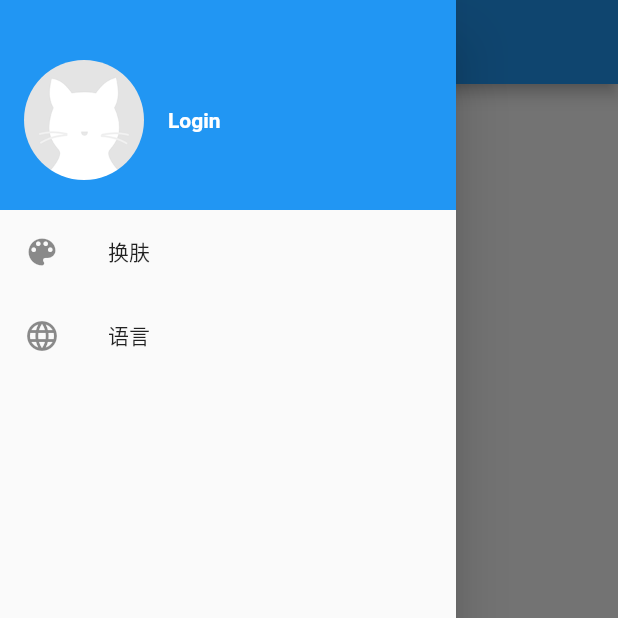
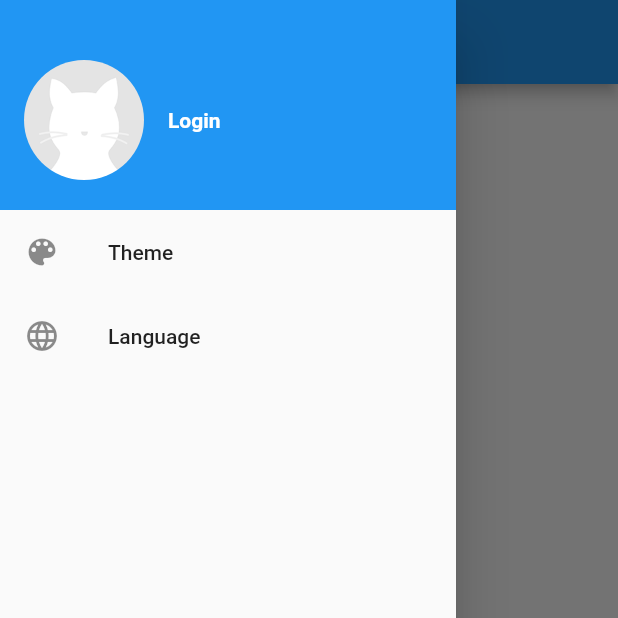
Before and after one commit to GaoSu/github_client_app, a Flutter app: the screen it shows after launch, with the side drawer open, on a phone screen of 412 x 824 dp, the top half of it. Run offline on Flutter 3.47's test engine with Material 2 defaults, Android fonts, the phone set to English and light mode, and no system bars; our stand-ins replace cached_network_image, dio, fluttertoast, shared_preferences; missing offline and left inert: flukit; generated files the repository leaves out were written again.

Commit message:
1.增加修改主题和语言 2.增加网络请求的错误处理

```diff
--- a/lib/common/global.dart
+++ b/lib/common/global.dart
@@ -14,6 +14,7 @@ const _themes = <MaterialColor>[
 ];
 
 class Global {
+  //这个感觉相当于iOS userdefault、
   static SharedPreferences _prefs;
   static Profile profile = Profile();
   static NetCache netCache = NetCache();
--- a/lib/main.dart
+++ b/lib/main.dart
@@ -1,7 +1,9 @@
 import 'package:flutter/material.dart';
+import 'package:flutter_localizations/flutter_localizations.dart';
 import 'package:github_client_app/common/global.dart';
+import 'package:github_client_app/l10n/location_intl.dart';
 import 'package:github_client_app/routes/home_page.dart';
-import 'package:github_client_app/routes/login.dart';
+import 'package:github_client_app/routes/index.dart';
 import 'package:github_client_app/states/index.dart';
 import 'package:provider/provider.dart';
 
@@ -15,28 +17,51 @@ class MyApp extends StatelessWidget {
   Widget build(BuildContext context) {
     return MultiProvider(
       providers: [
+        ChangeNotifierProvider.value(value: ThemeModel()),
         ChangeNotifierProvider.value(value: UserModel()),
+        ChangeNotifierProvider.value(value: LocaleModel()),
       ],
-      child: MaterialApp(
+      child: Consumer2<ThemeModel, LocaleModel>(
+        builder: (BuildContext context, themeModel, localeModel, Widget child) {
+         return MaterialApp(
             theme: ThemeData(
-          // This is the theme of your application.
-          //
-          // Try running your application with "flutter run". You'll see the
-          // application has a blue toolbar. Then, without quitting the app, try
-          // changing the primarySwatch below to Colors.green and then invoke
-          // "hot reload" (press "r" in the console where you ran "flutter run",
-          // or simply save your changes to "hot reload" in a Flutter IDE).
-          // Notice that the counter didn't reset back to zero; the application
-          // is not restarted.
-          primarySwatch: Colors.blue,
-          // This makes the visual density adapt to the platform that you run
-          // the app on. For desktop platforms, the controls will be smaller and
-          // closer together (more dense) than on mobile platforms.
+
+              primarySwatch: themeModel.theme,
               visualDensity: VisualDensity.adaptivePlatformDensity,
             ),
+            onGenerateTitle: (context) {
+              return GmLocalizations.of(context).title;
+            },
+            locale: localeModel.getLocal(),
+            supportedLocales: [
+              const Locale('en', 'US'),
+              const Locale('zh', 'CN'),
+            ],
+            localizationsDelegates: [
+              GlobalMaterialLocalizations.delegate,
+              GlobalMaterialLocalizations.delegate,
+              GmLocalizationsDelegate(),
+            ],
+           localeResolutionCallback: (Locale _locale, Iterable<Locale> supportedLocales) {
+              if (localeModel.getLocal() != null) {
+                return localeModel.getLocal();
+              } else {
+                Locale locale;
+                if (supportedLocales.contains(_locale)) {
+                  locale = _locale;
+                } else {
+                  locale = Locale('en', 'US');
+                }
+                return locale;
+              }
+            },
             home: HomeRoute(),
             routes: {
               "/login": (context) => Login(),
+              "/language": (context) => LanguageRoute(),
+              "/themes": (context) => ThemeChangeRoute(),
+            },
+          );
         },
       ),
     );
--- a/lib/routes/home_page.dart
+++ b/lib/routes/home_page.dart
@@ -1,5 +1,6 @@
 import 'package:flukit/flukit.dart';
 import 'package:flutter/material.dart';
+import 'package:github_client_app/l10n/location_intl.dart';
 import 'package:github_client_app/states/index.dart';
 import 'package:provider/provider.dart';
 import 'package:github_client_app/widgets/repo_item.dart';
@@ -16,7 +17,7 @@ class _HomeRouteState extends State<HomeRoute> {
   Widget build(BuildContext context) {
     return Scaffold(
       appBar: AppBar(
-        title: Text("Github"),
+        title: Text(GmLocalizations.of(context).home),
       ),
       body: _buildBody(),
       drawer: MyDrawer(),
@@ -28,7 +29,7 @@ class _HomeRouteState extends State<HomeRoute> {
     if (!userModel.isLogin) {
       return Center(
         child: RaisedButton(
-          child: Text("Logined"),
+          child: Text(GmLocalizations.of(context).login),
           onPressed: () {
             //去登陆页面
             Navigator.pushNamed(context, "/login");
@@ -120,18 +121,18 @@ class MyDrawer extends StatelessWidget {
   Widget _buildMenus() {
     return Consumer(
         builder: (BuildContext context, UserModel userModel, Widget child) {
-      // var gm = GmLocalizations.of(context);
+      var gm = GmLocalizations.of(context);
       return ListView(
         children: [
           ListTile(
             leading: Icon(Icons.color_lens),
-            title: Text("换肤"),
-            onTap: () => Navigator.pushNamed(context, "themes"),
+            title: Text(gm.theme),
+            onTap: () => Navigator.pushNamed(context, "/themes"),
           ),
           ListTile(
             leading: Icon(Icons.language),
-            title: Text("语言"),
-            onTap: () => Navigator.pushNamed(context, "themes"),
+            title: Text(gm.language),
+            onTap: () => Navigator.pushNamed(context, "/language"),
           ),
           _buildLogoutWidget(context, userModel),
         ],
@@ -140,23 +141,24 @@ class MyDrawer extends StatelessWidget {
   }
 
   Widget _buildLogoutWidget(BuildContext context, UserModel userModel) {
+   var gm = GmLocalizations.of(context);
     if (userModel.isLogin) {
       return ListTile(
         leading: Icon(Icons.power_settings_new),
-        title: Text("logout"),
+        title: Text(gm.logout),
         onTap: () {
           showDialog(
             context: context,
             builder: (ctx) {
               return AlertDialog(
-                content: Text("Logout"),
+                content: Text(gm.logout),
                 actions: [
                   FlatButton(
-                    child: Text("cancel"),
+                    child: Text(gm.cancel),
                     onPressed: () => Navigator.pop(context),
                   ),
                   FlatButton(
-                    child: Text("confirm"),
+                    child: Text(gm.yes),
                     onPressed: () {
                       userModel.user = null;
                       Navigator.pop(context);
--- a/lib/routes/index.dart
+++ b/lib/routes/index.dart
@@ -3,3 +3,6 @@ export 'package:github_client_app/models/index.dart';
 export 'package:github_client_app/states/index.dart';
 export 'package:github_client_app/routes/index.dart';
 export 'package:flutter/material.dart';
+export "language.dart";
+export 'login.dart';
+export 'theme_change.dart';
```
Also changed, not shown: lib/common/funs.dart (+12 -0 lines), lib/common/git_api.dart (+8 -1 lines), lib/routes/language.dart (+24 -2 lines), lib/routes/login.dart (+14 -7 lines), lib/routes/theme_change.dart (added, +30 -0 lines). Lines whose indentation alone changed are shown as unchanged.
